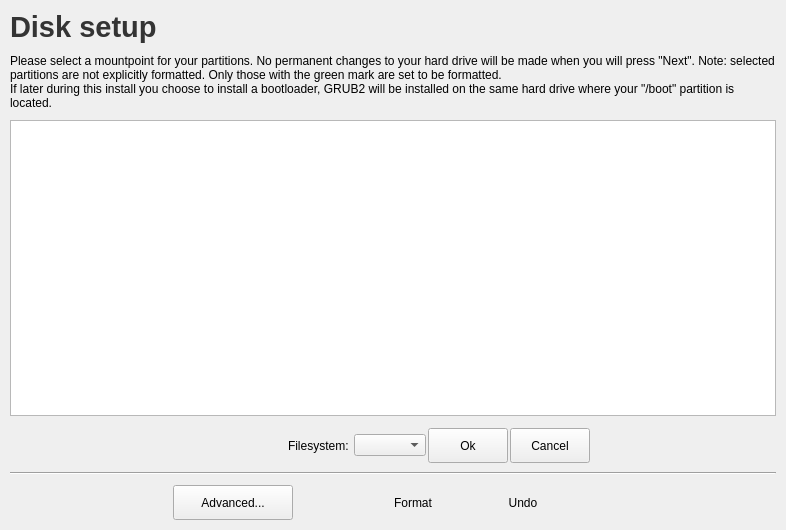
Old version of the form ui/pages/partition.ui in the repository abveritas/installer.
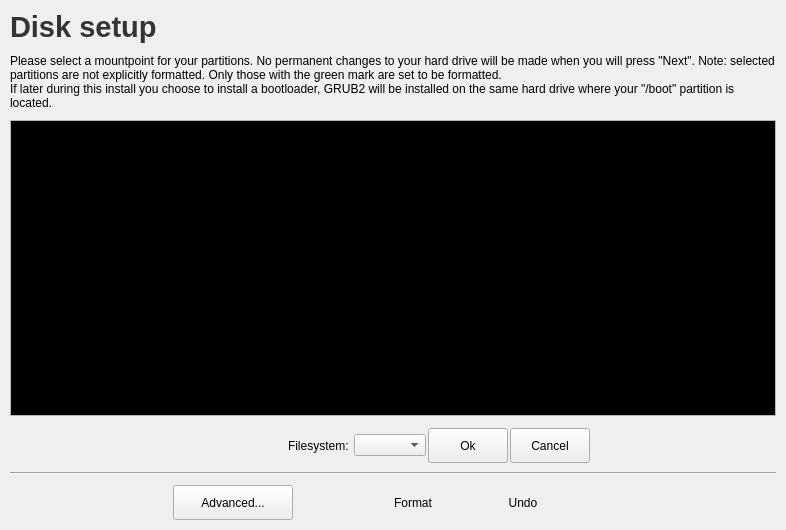
New version of the form. Custom widgets are drawn as their Qt base class.

Commit message: big overhaul of UI, use Qt buttons and colors, all in black and white now

Patch:
```diff
--- a/ui/pages/partition.ui
+++ b/ui/pages/partition.ui
@@ -68,6 +68,43 @@
    </item>
    <item>
     <widget class="PartitionViewWidget" name="treeWidget">
+     <property name="palette">
+      <palette>
+       <active>
+        <colorrole role="Base">
+         <brush brushstyle="SolidPattern">
+          <color alpha="255">
+           <red>0</red>
+           <green>0</green>
+           <blue>0</blue>
+          </color>
+         </brush>
+        </colorrole>
+       </active>
+       <inactive>
+        <colorrole role="Base">
+         <brush brushstyle="SolidPattern">
+          <color alpha="255">
+           <red>0</red>
+           <green>0</green>
+           <blue>0</blue>
+          </color>
+         </brush>
+        </colorrole>
+       </inactive>
+       <disabled>
+        <colorrole role="Base">
+         <brush brushstyle="SolidPattern">
+          <color alpha="255">
+           <red>228</red>
+           <green>228</green>
+           <blue>228</blue>
+          </color>
+         </brush>
+        </colorrole>
+       </disabled>
+      </palette>
+     </property>
      <property name="rootIsDecorated">
       <bool>true</bool>
      </property>
@@ -362,16 +399,16 @@
   </layout>
  </widget>
  <customwidgets>
-  <customwidget>
-   <class>KPushButton</class>
-   <extends>QPushButton</extends>
-   <header>kpushbutton.h</header>
-  </customwidget>
   <customwidget>
    <class>KComboBox</class>
    <extends>QComboBox</extends>
    <header>kcombobox.h</header>
   </customwidget>
+  <customwidget>
+   <class>KPushButton</class>
+   <extends>QPushButton</extends>
+   <header>kpushbutton.h</header>
+  </customwidget>
   <customwidget>
    <class>PartitionViewWidget</class>
    <extends>QTreeWidget</extends>
```
The commit also changes 2 other files.
